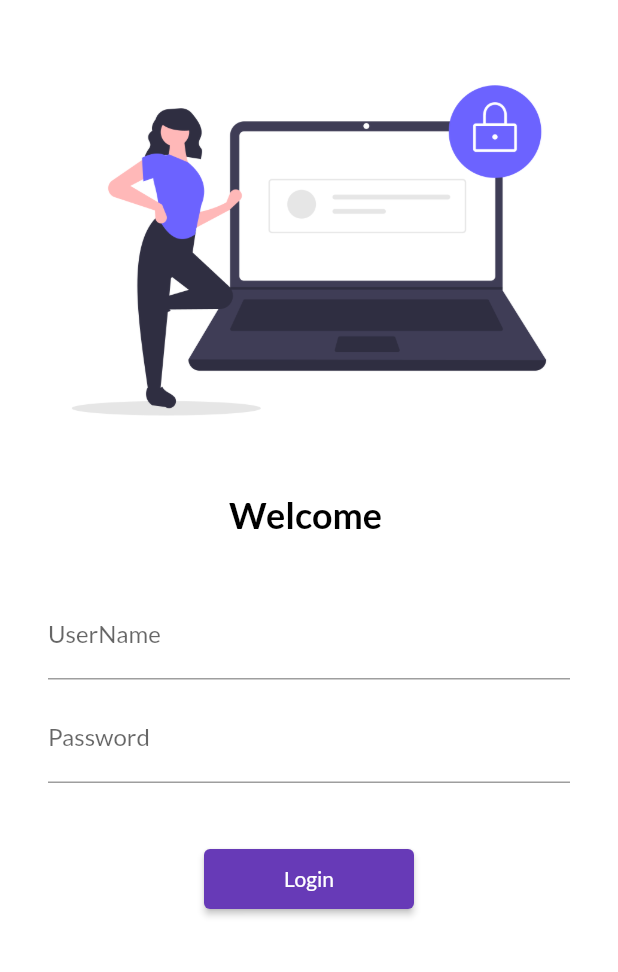
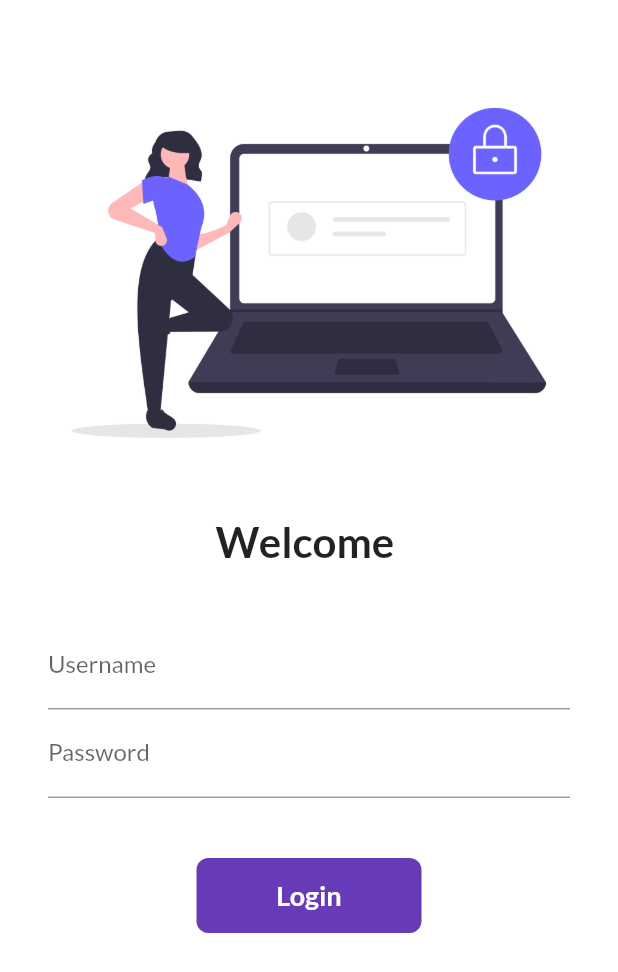
Before and after one commit to vickyahir/FlutterDemoApp, a Flutter app: the screen it shows after launch, on a phone screen of 412 x 824 dp. Shown: the top 972 px of the screen. Run offline on Flutter 3.47's test engine with Material 2 defaults, Android fonts, the phone set to English and light mode, and no system bars; our stand-ins replace google_fonts.

Commit message:
day 6 completed

```diff
--- a/lib/pages/login_page.dart
+++ b/lib/pages/login_page.dart
@@ -1,8 +1,14 @@
 import 'package:first_demo_flutter/utils/routes.dart';
 import 'package:flutter/material.dart';
 
-class LoginPage extends StatelessWidget {
-  const LoginPage({Key? key}) : super(key: key);
+class LoginPage extends StatefulWidget {
+  @override
+  _LoginPageState createState() => _LoginPageState();
+}
+
+class _LoginPageState extends State<LoginPage> {
+  String name = "";
+  bool changeButton = false;
 
   @override
   Widget build(BuildContext context) {
@@ -12,24 +18,24 @@ class LoginPage extends StatelessWidget {
           child: Column(
             children: [
               SizedBox(
-                height: 25,
+                height: 40.0,
               ),
               Image.asset(
                 "assets/images/ic_login.png",
                 fit: BoxFit.cover,
               ),
               SizedBox(
-                height: 20,
+                height: 20.0,
               ),
               Text(
-                "Welcome ",
+                "Welcome $name",
                 style: TextStyle(
-                    fontSize: 24,
-                    fontWeight: FontWeight.bold,
-                    color: Colors.black),
+                  fontSize: 28,
+                  fontWeight: FontWeight.bold,
+                ),
               ),
               SizedBox(
-                height: 20,
+                height: 20.0,
               ),
               Padding(
                 padding: const EdgeInsets.symmetric(
@@ -38,28 +44,68 @@ class LoginPage extends StatelessWidget {
                   children: [
                     TextFormField(
                       decoration: InputDecoration(
-                          hintText: "Enter User Name", labelText: "UserName"),
-                    ),
-                    SizedBox(
-                      height: 10,
+                        hintText: "Enter username",
+                        labelText: "Username",
+                      ),
+                      onChanged: (value) {
+                        name = value;
+                        setState(() {});
+                      },
                     ),
                     TextFormField(
                       obscureText: true,
                       decoration: InputDecoration(
-                          hintText: "Enter Password", labelText: "Password"),
+                        hintText: "Enter password",
+                        labelText: "Password",
+                      ),
                     ),
                     SizedBox(
-                      height: 40,
+                      height: 40.0,
                     ),
-                    ElevatedButton(
-                        onPressed: () {
-                          Navigator.pushNamed(context, MyRoute.homeRoute);
-                        },
-                        style: TextButton.styleFrom(minimumSize: Size(140, 40)),
-                        child: Text("Login")),
+
+                    InkWell(
+                      onTap: () async {
+                        setState(() {
+                          changeButton = true;
+                        });
+                        await Future.delayed(Duration(seconds: 1));
+                        Navigator.pushNamed(context, MyRoute.homeRoute);
+                      },
+                      child: AnimatedContainer(
+                        duration: Duration(seconds: 1),
+                        width: changeButton ? 50 : 150,
+                        height: 50,
+                        alignment: Alignment.center,
+                        child: changeButton
+                            ? Icon(
+                                Icons.done,
+                                color: Colors.white,
+                              )
+                            : Text(
+                                "Login",
+                                style: TextStyle(
+                                    color: Colors.white,
+                                    fontWeight: FontWeight.bold,
+                                    fontSize: 18),
+                              ),
+                        decoration: BoxDecoration(
+                          color: Colors.deepPurple,
+                          borderRadius:
+                              BorderRadius.circular(changeButton ? 50 : 8),
+                        ),
+                      ),
+                    ),
+
+                    // ElevatedButton(
+                    //   child: Text("Login"),
+                    //   style: TextButton.styleFrom(minimumSize: Size(150, 40)),
+                    //   onPressed: () {
+                    //     Navigator.pushNamed(context, MyRoutes.homeRoute);
+                    //   },
+                    // )
                   ],
                 ),
-              ),
+              )
             ],
           ),
         ));
```
